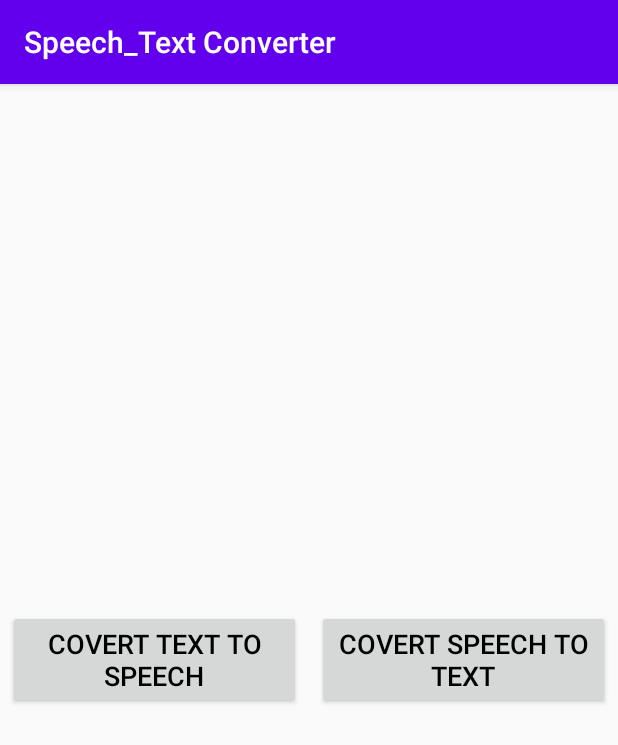
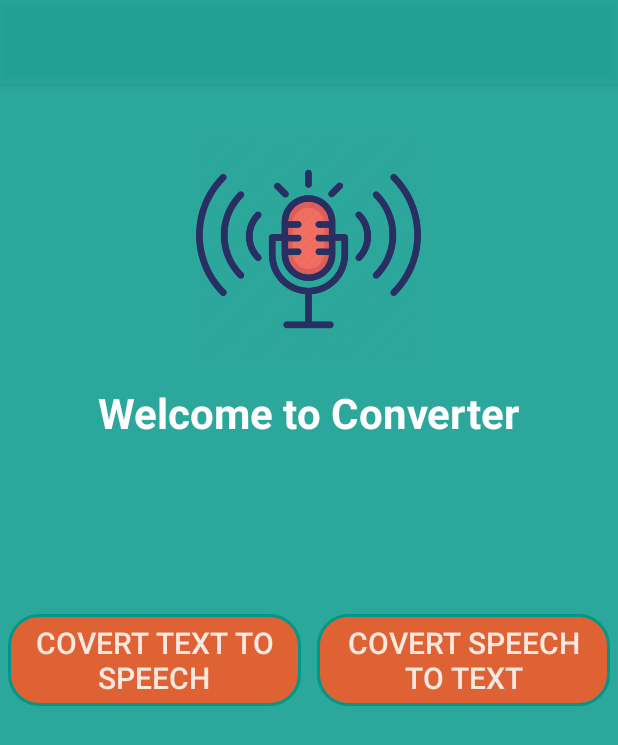
Before and after one commit to kareem983/Speech_Text_Converter, an Android app: the screen it shows after launch (SplashActivity), on a phone screen of 412 x 824 dp. Shown: the top 745 px of the screen. Run offline under Robolectric (Android 15) with nearby library versions, the phone set to English and light mode, and no system bars.

Commit message:
Splash Screen Ui Added

```diff
--- a/Speech_Text Converter/app/src/main/java/com/example/speech_textconverter/SplashActivity.kt
+++ b/Speech_Text Converter/app/src/main/java/com/example/speech_textconverter/SplashActivity.kt
@@ -12,11 +12,12 @@ class SplashActivity : AppCompatActivity() {
         super.onCreate(savedInstanceState)
         binding = ActivitySplashBinding.inflate(layoutInflater)
         setContentView(binding.root)
+        setTitle(" ")
 
-        binding.GoTextToSpeech.setOnClickListener{
+        binding.goTextToSpeech.setOnClickListener{
             startActivity(Intent(this, MainActivity::class.java))
         }
-        binding.GoSpeechToText.setOnClickListener{
+        binding.goSpeechToText.setOnClickListener{
             startActivity(Intent(this, SpeechToTextActivity::class.java))
         }
 
--- /dev/null
+++ b/Speech_Text Converter/app/src/main/res/drawable/btn.xml
@@ -0,0 +1,12 @@
+<?xml version="1.0" encoding="utf-8"?>
+<selector xmlns:android="http://schemas.android.com/apk/res/android">
+
+    <item>
+        <shape android:shape="rectangle">
+            <solid android:color="#D8FF5722"/>
+            <stroke android:width="2dp" android:color="@color/colorPrimaryDark"/>
+            <corners android:radius="20dp"/>
+        </shape>
+    </item>
+
+</selector>
--- a/Speech_Text Converter/app/src/main/res/layout/activity_splash.xml
+++ b/Speech_Text Converter/app/src/main/res/layout/activity_splash.xml
@@ -5,35 +5,59 @@
     xmlns:tools="http://schemas.android.com/tools"
     android:layout_width="match_parent"
     android:layout_height="match_parent"
-    tools:context=".SplashActivity">
+    tools:context=".SplashActivity"
+    android:background="@color/colorPrimary">
+
+    <ImageView
+        android:id="@+id/Mic_Icon"
+        android:layout_width="150dp"
+        android:layout_height="180dp"
+        android:src="@drawable/mic"
+        android:layout_centerHorizontal="true"
+        android:layout_marginTop="20dp"/>
+
+    <TextView
+        android:id="@+id/welcome_message"
+        android:layout_width="wrap_content"
+        android:layout_height="wrap_content"
+        android:text="@string/Welcome_Message"
+        android:textColor="#FFF"
+        android:textSize="28dp"
+        android:layout_below="@id/Mic_Icon"
+        android:layout_centerHorizontal="true"
+        android:textStyle="bold"/>
 
     <LinearLayout
+        android:id="@+id/container"
         android:layout_width="match_parent"
         android:layout_height="wrap_content"
         android:orientation="horizontal"
         android:layout_centerVertical="true">
 
         <Button
-            android:id="@+id/Go_TextToSpeech"
+            android:id="@+id/go_textToSpeech"
             android:layout_width="0dp"
             android:layout_height="wrap_content"
             android:layout_weight="1"
-            android:text="Covert Text to Speech"
-            android:textSize="18dp"
-            android:textColor="#000"
+            android:text="@string/TextToSpeech"
+            android:textSize="20dp"
+            android:padding="5dp"
+            android:textColor="#DAFFFFFF"
+            android:background="@drawable/btn"
             android:layout_margin="5dp" />
 
         <Button
-            android:id="@+id/Go_SpeechToText"
+            android:id="@+id/go_speechToText"
             android:layout_width="0dp"
             android:layout_height="wrap_content"
             android:layout_weight="1"
-            android:text="Covert Speech to Text"
-            android:textSize="18dp"
-            android:textColor="#000"
+            android:text="@string/SpeechToText"
+            android:textSize="20dp"
+            android:padding="5dp"
+            android:textColor="#DAFFFFFF"
+            android:background="@drawable/btn"
             android:layout_margin="5dp" />
 
     </LinearLayout>
 
-
 </RelativeLayout>
--- a/Speech_Text Converter/app/src/main/res/values/colors.xml
+++ b/Speech_Text Converter/app/src/main/res/values/colors.xml
@@ -1,6 +1,6 @@
 <?xml version="1.0" encoding="utf-8"?>
 <resources>
-    <color name="colorPrimary">#6200EE</color>
-    <color name="colorPrimaryDark">#3700B3</color>
+    <color name="colorPrimary">#D2009688</color>
+    <color name="colorPrimaryDark">#009688</color>
     <color name="colorAccent">#03DAC5</color>
 </resources>
--- a/Speech_Text Converter/app/src/main/res/values/strings.xml
+++ b/Speech_Text Converter/app/src/main/res/values/strings.xml
@@ -1,3 +1,7 @@
 <resources>
     <string name="app_name">Speech_Text Converter</string>
+    <string name="Welcome_Message">Welcome to Converter</string>
+    <string name="TextToSpeech">Covert Text to Speech</string>
+    <string name="SpeechToText">Covert Speech to Text</string>
+
 </resources>
```
Also changed, not shown: Speech_Text Converter/app/src/main/res/drawable/mic.png (added).
